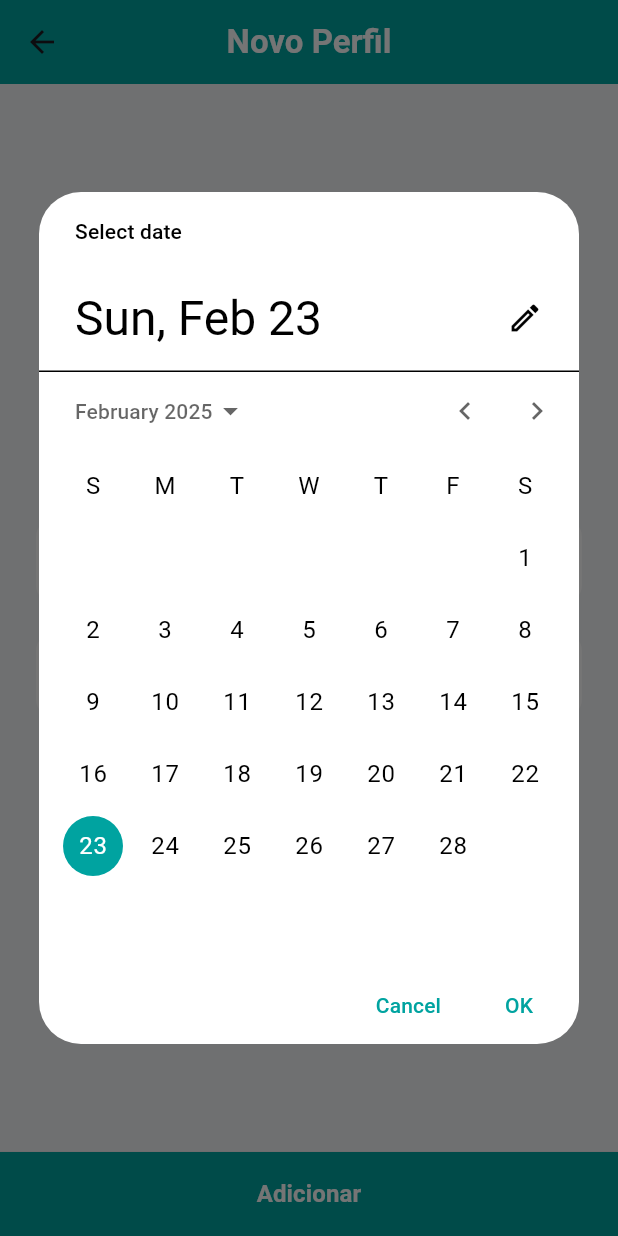
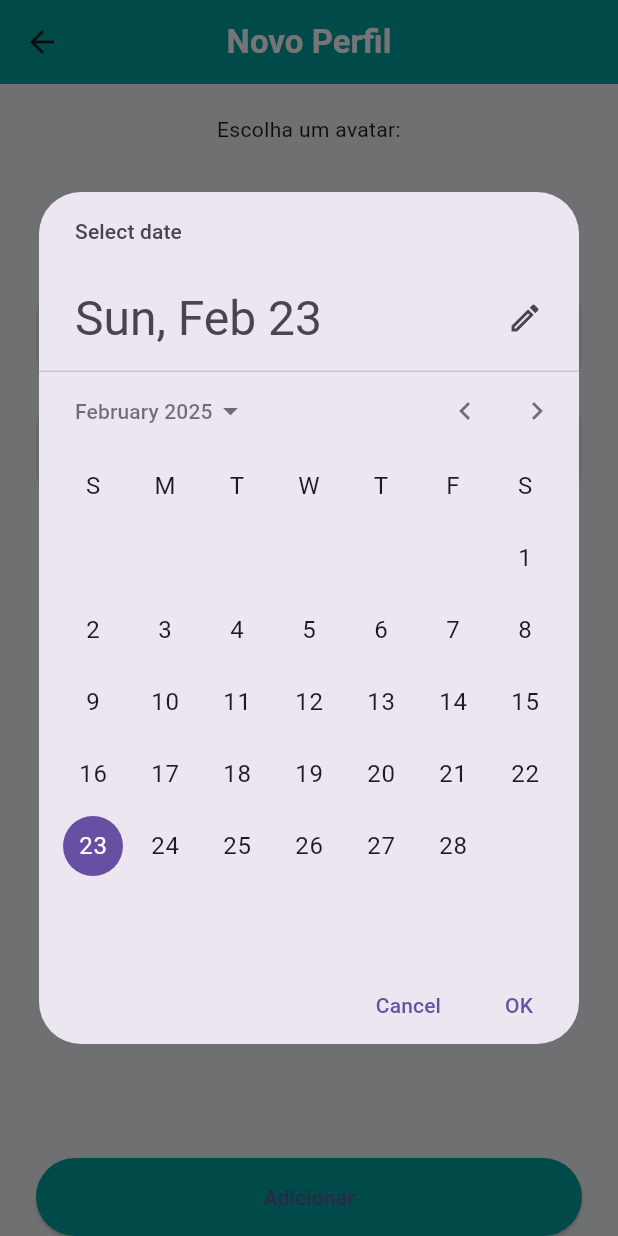
Before and after one commit to netoids/ChatbotWithLLM-Flutter, a Flutter app: the AddUserScreen screen opened directly, after a tap on "Data de Nascimento", on a phone screen of 412 x 824 dp. Run offline on Flutter 3.47's test engine with Material 3 defaults, Android fonts, the phone set to English and light mode, and no system bars; our stand-ins replace cloud_firestore, dio, firebase_auth, firebase_core, flutter_dotenv, google_generative_ai and 1 more; accounts and stored records are empty.

Commit message:
user avatar selection

```diff
--- a/dsi_app/lib/src/view/add_user_screen.dart
+++ b/dsi_app/lib/src/view/add_user_screen.dart
@@ -1,8 +1,6 @@
-// ignore_for_file: library_private_types_in_public_api, use_build_context_synchronously
-
+import 'package:flutter/material.dart';
 import 'package:cloud_firestore/cloud_firestore.dart';
 import 'package:firebase_auth/firebase_auth.dart';
-import 'package:flutter/material.dart';
 
 class AddUserScreen extends StatefulWidget {
   const AddUserScreen({super.key});
@@ -13,54 +11,28 @@ class AddUserScreen extends StatefulWidget {
 
 class _AddUserScreenState extends State<AddUserScreen> {
   final TextEditingController _controller = TextEditingController();
-  final TextEditingController _dateController =
-      TextEditingController(); // Controlador para o campo de data
+  final TextEditingController _dateController = TextEditingController();
+  String? _selectedImage;
 
-  // Função para exibir o seletor de data
+  final List<String> _predefinedImages = [
+    'lib/src/assets/images/image1.jpeg',
+    'lib/src/assets/images/image2.jpeg',
+    'lib/src/assets/images/image3.jpeg',
+    'lib/src/assets/images/image4.jpeg',
+  ];
+
   Future<void> _selectDate(BuildContext context) async {
     final DateTime? pickedDate = await showDatePicker(
       context: context,
-      initialDate: DateTime.now(), // Data inicial (hoje)
-      firstDate: DateTime(1900), // Data mínima permitida
-      lastDate: DateTime(2101), // Data máxima permitida
-      builder: (BuildContext context, Widget? child) {
-        // Customizando as cores do DatePicker
-        return Theme(
-          data: ThemeData.light().copyWith(
-            primaryColor:
-                const Color(0xFF00A3A0), // Cor do cabeçalho (barra de seleção)
-            colorScheme: const ColorScheme.light(
-              primary: Color(0xFF00A3A0), // Cor de destaque (seleção)
-              onPrimary:
-                  Colors.white, // Cor do texto nas áreas de fundo primário
-            ),
-            buttonTheme: const ButtonThemeData(
-              textTheme: ButtonTextTheme.primary,
-              colorScheme: ColorScheme.light(primary: Color(0xFF00A3A0)),
-            ),
-            textButtonTheme: TextButtonThemeData(
-              style: TextButton.styleFrom(
-                foregroundColor: const Color(0xFF00A3A0), // Cor dos botões
-              ),
-            ),
-            inputDecorationTheme: InputDecorationTheme(
-              filled: true,
-              fillColor: Colors.white,
-              border: OutlineInputBorder(
-                borderRadius: BorderRadius.circular(12.0),
-                borderSide: BorderSide.none,
-              ),
-            ),
-          ),
-          child: child ?? const SizedBox(),
-        );
-      },
+      initialDate: DateTime.now(),
+      firstDate: DateTime(1900),
+      lastDate: DateTime(2101),
     );
 
     if (pickedDate != null) {
       setState(() {
         _dateController.text =
-            "${pickedDate.day}/${pickedDate.month}/${pickedDate.year}"; // Formato dd/MM/yyyy
+            "${pickedDate.day}/${pickedDate.month}/${pickedDate.year}";
       });
     }
   }
@@ -68,7 +40,7 @@ class _AddUserScreenState extends State<AddUserScreen> {
   @override
   Widget build(BuildContext context) {
     return Scaffold(
-      backgroundColor: const Color(0xFFF3F4F6), // Fundo claro e agradável
+      backgroundColor: const Color(0xFFF3F4F6),
       appBar: AppBar(
         centerTitle: true,
         elevation: 0,
@@ -78,75 +50,80 @@ class _AddUserScreenState extends State<AddUserScreen> {
           style: TextStyle(color: Colors.white, fontWeight: FontWeight.bold),
         ),
       ),
-      body: Center(
-        // Centraliza o conteúdo verticalmente
-        child: Padding(
+      body: Padding(
         padding: const EdgeInsets.symmetric(horizontal: 24.0),
         child: Column(
-            mainAxisAlignment:
-                MainAxisAlignment.center, // Centraliza verticalmente
-            crossAxisAlignment:
-                CrossAxisAlignment.center, // Centraliza horizontalmente
+          crossAxisAlignment: CrossAxisAlignment.stretch,
           children: [
-              // Campo de nome do usuário
+            const SizedBox(height: 20),
+            const Text('Escolha um avatar:', textAlign: TextAlign.center),
+            const SizedBox(height: 10),
+            Center(
+              child: Wrap(
+                spacing: 10,
+                alignment: WrapAlignment.center,
+                children: _predefinedImages.map((image) {
+                  return GestureDetector(
+                    onTap: () {
+                      setState(() {
+                        _selectedImage = image;
+                      });
+                    },
+                    child: Container(
+                      padding: const EdgeInsets.all(5),
+                      decoration: BoxDecoration(
+                        border: _selectedImage == image
+                            ? Border.all(color: Colors.blue, width: 3)
+                            : null,
+                        borderRadius: BorderRadius.circular(8),
+                      ),
+                      child: Image.asset(image, width: 60, height: 60),
+                    ),
+                  );
+                }).toList(),
+              ),
+            ),
+            const SizedBox(height: 20),
+
             TextField(
               controller: _controller,
               decoration: InputDecoration(
                 labelText: 'Nome do Usuário',
-                  labelStyle: TextStyle(color: Colors.grey[700]),
-                  prefixIcon: Icon(Icons.person, color: Colors.grey[700]),
+                prefixIcon: const Icon(Icons.person),
                 filled: true,
-                  fillColor: Colors.white,
                 border: OutlineInputBorder(
                   borderRadius: BorderRadius.circular(12.0),
                   borderSide: BorderSide.none,
                 ),
-                  focusedBorder: OutlineInputBorder(
-                    borderRadius: BorderRadius.circular(12.0),
-                    borderSide: const BorderSide(color: Color(0xFF00A3A0)),
               ),
             ),
-              ),
-              const SizedBox(height: 20), // Espaço entre os campos
-
-              // Campo de data (com funcionalidade de selecionar data)
+            const SizedBox(height: 20),
             GestureDetector(
-                onTap: () => _selectDate(context), // Abre o seletor de data
+              onTap: () => _selectDate(context),
               child: AbsorbPointer(
-                  // Impede a edição direta no campo de texto
                 child: TextField(
                   controller: _dateController,
                   decoration: InputDecoration(
                     labelText: 'Data de Nascimento',
-                      labelStyle: TextStyle(color: Colors.grey[700]),
-                      prefixIcon:
-                          Icon(Icons.calendar_today, color: Colors.grey[700]),
+                    prefixIcon: const Icon(Icons.calendar_today),
                     filled: true,
-                      fillColor: Colors.white,
                     border: OutlineInputBorder(
                       borderRadius: BorderRadius.circular(12.0),
                       borderSide: BorderSide.none,
-                      ),
-                      focusedBorder: OutlineInputBorder(
-                        borderRadius: BorderRadius.circular(12.0),
-                        borderSide: const BorderSide(color: Color(0xFF00A3A0)),
                     ),
                   ),
                 ),
               ),
             ),
-            ],
-          ),
-        ),
-      ),
-      bottomNavigationBar: SizedBox(
-        height: 56.0, // Altura do botão
-        child: ElevatedButton(
+                        const Spacer(), // Isso empurra os campos para o centro
+            const SizedBox(height: 20),
+            ElevatedButton(
               onPressed: () async {
                 final userName = _controller.text.trim();
                 final birthDate = _dateController.text.trim();
-
-            if (userName.isEmpty || birthDate.isEmpty) {
+                if (userName.isEmpty ||
+                    birthDate.isEmpty ||
+                    _selectedImage == null) {
                   ScaffoldMessenger.of(context).showSnackBar(
                     const SnackBar(
                       content: Text('Por favor, preencha todos os campos.'),
@@ -155,9 +132,7 @@ class _AddUserScreenState extends State<AddUserScreen> {
                   );
                   return;
                 }
-
                 try {
-              // Obter o UID do usuário logado
                   final User? user = FirebaseAuth.instance.currentUser;
                   if (user == null) {
                     ScaffoldMessenger.of(context).showSnackBar(
@@ -169,17 +144,15 @@ class _AddUserScreenState extends State<AddUserScreen> {
                     return;
                   }
                   final uid = user.uid;
-
-              // Adicionar dados ao Firestore
-              final docRef = FirebaseFirestore.instance
+                  await FirebaseFirestore.instance
                       .collection('users')
-                  .doc(uid) // Caminho do UID do usuário logado
-                  .collection('profiles') // Subcoleção "profiles"
-                  .doc(); // Gerar ID automático para o perfil
-
-              await docRef.set({
+                      .doc(uid)
+                      .collection('profiles')
+                      .doc()
+                      .set({
                     'name': userName,
                     'birthDate': birthDate,
+                    'image': _selectedImage,
                     'createdAt': FieldValue.serverTimestamp(),
                   });
 
@@ -189,8 +162,7 @@ class _AddUserScreenState extends State<AddUserScreen> {
                       backgroundColor: Colors.green,
                     ),
                   );
-
-              Navigator.pop(context); // Voltar para a tela anterior
+                  Navigator.pop(context);
                 } catch (e) {
                   ScaffoldMessenger.of(context).showSnackBar(
                     SnackBar(
@@ -202,18 +174,11 @@ class _AddUserScreenState extends State<AddUserScreen> {
               },
               style: ElevatedButton.styleFrom(
                 backgroundColor: const Color(0xFF00A3A0),
-            shape: const RoundedRectangleBorder(
-              borderRadius: BorderRadius.zero, // Sem bordas arredondadas
+                padding: const EdgeInsets.symmetric(vertical: 16.0),
               ),
+              child: const Text('Adicionar'),
             ),
-          child: const Text(
-            'Adicionar',
-            style: TextStyle(
-              fontSize: 16.0,
-              fontWeight: FontWeight.bold,
-              color: Colors.white,
-            ),
-          ),
+          ],
         ),
       ),
     );
--- a/dsi_app/pubspec.yaml
+++ b/dsi_app/pubspec.yaml
@@ -73,6 +73,11 @@ flutter:
   # To add assets to your application, add an assets section, like this:
   assets:
     - .env
+    - \lib\src\assets\images\image1.jpeg
+    - \lib\src\assets\images\image2.jpeg
+    - \lib\src\assets\images\image3.jpeg
+    - \lib\src\assets\images\image4.jpeg
+
 
   #   - images/a_dot_burr.jpeg
   #   - images/a_dot_ham.jpeg
```
Also changed, not shown: dsi_app/lib/src/assets/images/image1.jpeg (added), dsi_app/lib/src/assets/images/image2.jpeg (added), dsi_app/lib/src/assets/images/image3.jpeg (added), dsi_app/lib/src/assets/images/image4.jpeg (added). Lines whose indentation alone changed are shown as unchanged.
